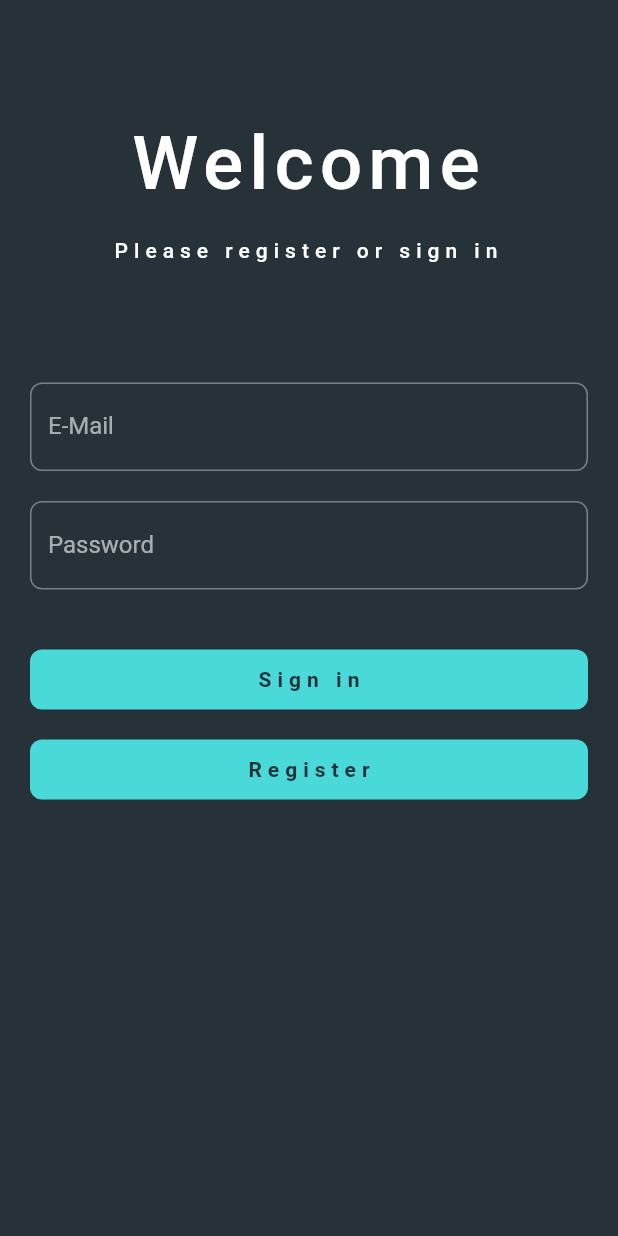
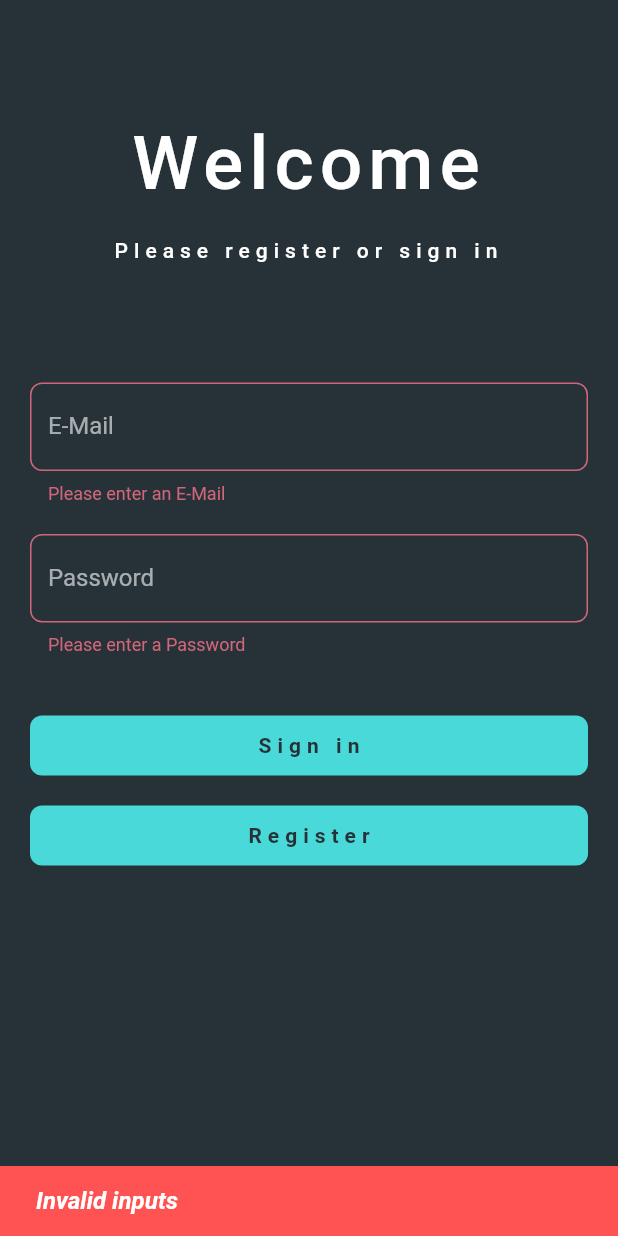
Before and after one commit to Pat992/dart-flutter-2022-clean, a Flutter app: the screen it shows after launch, after a tap on "Sign in", on a phone screen of 412 x 824 dp. Run offline on Flutter 3.47's test engine with Material 2 defaults, Android fonts, the phone set to English and light mode, and no system bars; our stand-ins replace bloc, dartz, equatable, flutter_bloc, flutter_platform_widgets, get_it and 1 more; Roboto replaces fonts that are missing (Rubik).

Commit message:
added input validation

```diff
--- a/todo/lib/presentation/signup/widgets/signup_form.dart
+++ b/todo/lib/presentation/signup/widgets/signup_form.dart
@@ -1,14 +1,37 @@
 import 'package:flutter/material.dart';
-import 'package:todo/presentation/general_widgets/custom_button.dart';
+import 'package:todo/presentation/core/custom_button.dart';
 
 class SignupForm extends StatelessWidget {
   const SignupForm({Key? key}) : super(key: key);
 
+  String? validateEmail(String? input) {
+    const emailRegex =
+        r"""^[a-zA-Z0-9.a-zA-Z0-9.!#$%&'*+-/=?^_`{|}~]+@[a-zA-Z0-9]+\.[a-zA-Z]+""";
+
+    if (input == null || input.isEmpty) {
+      return 'Please enter an E-Mail';
+    } else if (RegExp(emailRegex).hasMatch(input)) {
+      return null;
+    }
+    return 'Please enter a valid E-Mail';
+  }
+
+  String? validatePassword(String? input) {
+    if (input == null || input.isEmpty) {
+      return 'Please enter a Password';
+    } else if (input.length >= 6) {
+      return null;
+    }
+    return 'Please enter a Password with at least 6 characters';
+  }
+
   @override
   Widget build(BuildContext context) {
     final themeData = Theme.of(context);
+    final GlobalKey<FormState> formKey = GlobalKey<FormState>();
 
     return Form(
+      key: formKey,
       child: Padding(
         padding: const EdgeInsets.symmetric(horizontal: 20.0),
         child: ListView(
@@ -35,19 +58,59 @@ class SignupForm extends StatelessWidget {
             ),
             const SizedBox(height: 80),
             TextFormField(
+              validator: validateEmail,
+              autovalidateMode: AutovalidateMode.disabled,
               cursorColor: themeData.textTheme.headline1?.color,
               decoration: const InputDecoration(label: Text('E-Mail')),
             ),
             const SizedBox(height: 20),
             TextFormField(
+              validator: validatePassword,
+              autovalidateMode: AutovalidateMode.disabled,
               cursorColor: themeData.textTheme.headline1?.color,
               obscureText: true,
               decoration: const InputDecoration(label: Text('Password')),
             ),
             const SizedBox(height: 40),
-            CustomButton(text: 'Sign in', callback: () => print('sign in')),
+            CustomButton(
+              text: 'Sign in',
+              callback: () {
+                if (formKey.currentState!.validate()) {
+                  print('sign in');
+                } else {
+                  ScaffoldMessenger.of(context).showSnackBar(
+                    SnackBar(
+                      backgroundColor: Colors.redAccent,
+                      content: Text(
+                        'Invalid inputs',
+                        style: themeData.textTheme.bodyText1,
+                      ),
+                    ),
+                  );
+                  print('invalid');
+                }
+              },
+            ),
             const SizedBox(height: 20),
-            CustomButton(text: 'Register', callback: () => print('register')),
+            CustomButton(
+              text: 'Register',
+              callback: () {
+                if (formKey.currentState!.validate()) {
+                  print('register');
+                } else {
+                  ScaffoldMessenger.of(context).showSnackBar(
+                    SnackBar(
+                      backgroundColor: Colors.redAccent,
+                      content: Text(
+                        'Invalid inputs',
+                        style: themeData.textTheme.bodyText1,
+                      ),
+                    ),
+                  );
+                  print('invalid');
+                }
+              },
+            ),
           ],
         ),
       ),
```
Also changed, not shown: todo/lib/presentation/core/custom_button.dart (renamed from todo/lib/presentation/general_widgets/custom_button.dart).
